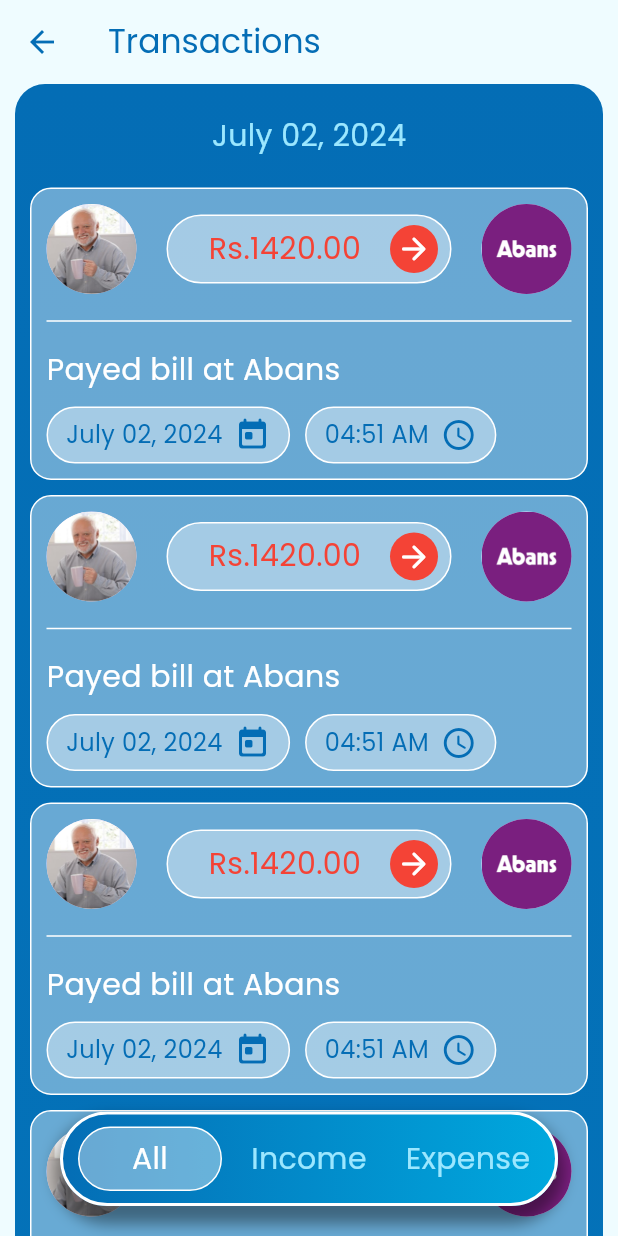
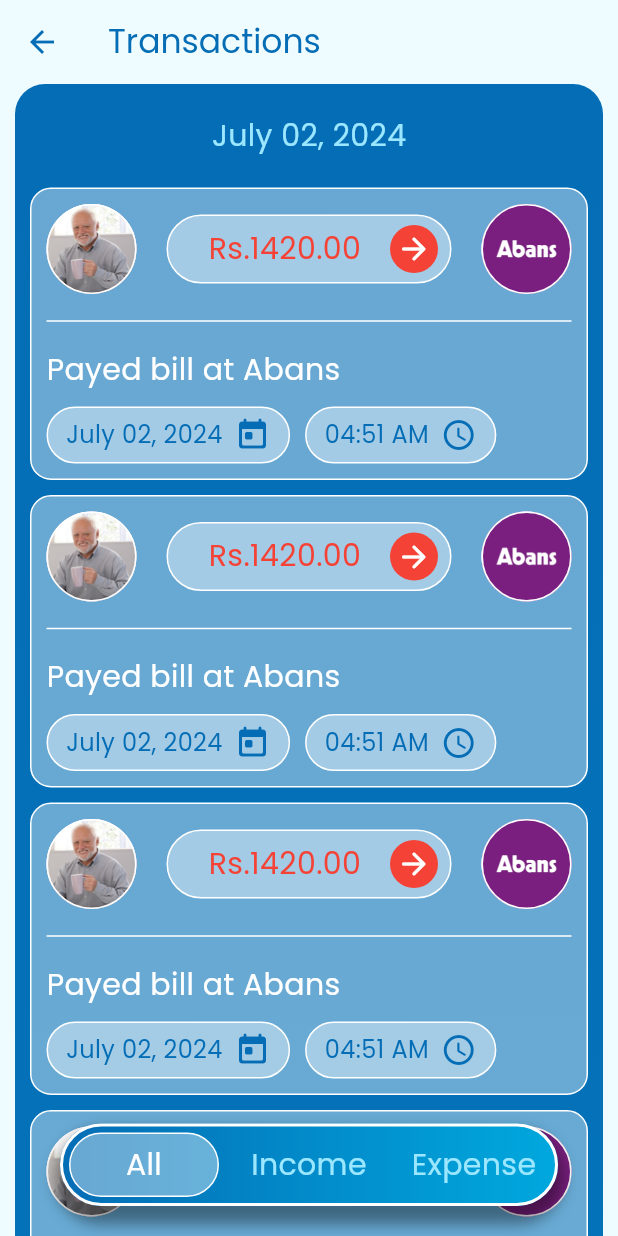
Before and after one commit to kasundularaam/money_wise, a Flutter app: the TransactionsPage screen opened by its route, item 2 of the bottom bar chosen, on a phone screen of 412 x 824 dp. Run offline on Flutter 3.47's test engine with Material 3 defaults, Android fonts, the phone set to English and light mode, and no system bars; drawn by our look-alikes of toastification; our stand-ins replace auto_route, dartz, flutter_bloc, freezed_annotation, get_it, google_fonts and 1 more.

Commit message:
Transactions filter logics done

```diff
--- a/lib/application/load_transactions/load_transactions_cubit.dart
+++ b/lib/application/load_transactions/load_transactions_cubit.dart
@@ -23,7 +23,7 @@
       {TransactionsFilter filter = TransactionsFilter.all}) async {
     emit(LoadTransactionsState.loading(filter));
     final failureOrDayTransactions =
-        await _transactionRepo.getDayTransactions();
+        await _transactionRepo.getDayTransactions(filter: filter);
     if (failureOrDayTransactions.isLeft()) {
       emit(LoadTransactionsState.failed(failureOrDayTransactions.getLeft()));
       return;
--- a/lib/domain/transaction/i_transaction_repo.dart
+++ b/lib/domain/transaction/i_transaction_repo.dart
@@ -1,9 +1,11 @@
 import 'package:dartz/dartz.dart';
+import 'package:money_wise/application/load_transactions/transactions_filter.dart';
 import 'package:money_wise/domain/day_transactions/day_transactions.dart';
 import 'package:money_wise/domain/failure/failure.dart';
 import 'package:money_wise/domain/transaction/transaction.dart';
 
 abstract class ITransactionRepo {
   Future<Either<Failure, List<Transaction>>> getTransactions();
-  Future<Either<Failure, List<DayTransactions>>> getDayTransactions();
+  Future<Either<Failure, List<DayTransactions>>> getDayTransactions(
+      {TransactionsFilter filter = TransactionsFilter.all});
 }
--- /dev/null
+++ b/lib/infrastructure/data/transactions.dart
@@ -0,0 +1,19 @@
+import 'package:money_wise/domain/transaction/transaction.dart';
+
+class Transactions {
+  final List<Transaction> _transactions = [];
+
+  List<Transaction> get transactions => _transactions;
+
+  void addTransaction(List<Transaction> transactions) {
+    final orderedTransactions = _orderByDate(transactions);
+    _transactions.addAll(orderedTransactions);
+  }
+
+  bool get isEmpty => _transactions.isEmpty;
+
+  List<Transaction> _orderByDate(List<Transaction> transactions) {
+    transactions.sort((a, b) => b.dateTime.compareTo(a.dateTime));
+    return transactions;
+  }
+}
--- a/lib/infrastructure/services/core/injectable_modules.dart
+++ b/lib/infrastructure/services/core/injectable_modules.dart
@@ -1,5 +1,6 @@
 import 'package:injectable/injectable.dart';
 import 'package:money_wise/infrastructure/data/brands.dart';
+import 'package:money_wise/infrastructure/data/transactions.dart';
 import 'package:money_wise/infrastructure/data/users.dart';
 
 @module
@@ -9,4 +10,7 @@
 
   @lazySingleton
   Brands get brands => Brands.init();
+
+  @lazySingleton
+  Transactions get transactions => Transactions();
 }
--- a/lib/presentation/screens/transactions/widgets/filter.dart
+++ b/lib/presentation/screens/transactions/widgets/filter.dart
@@ -30,7 +30,7 @@
   Widget build(BuildContext context) {
     final theme = Theme.of(context);
     return Container(
-      padding: const EdgeInsets.symmetric(horizontal: 10, vertical: 8),
+      padding: const EdgeInsets.symmetric(horizontal: 4, vertical: 4),
       decoration: ShapeDecoration(
           shape: const StadiumBorder(
               side: BorderSide(color: Colors.white, width: 2)),
--- a/lib/presentation/screens/transactions/widgets/transaction_card.dart
+++ b/lib/presentation/screens/transactions/widgets/transaction_card.dart
@@ -5,6 +5,7 @@
 import 'package:money_wise/core/extensions/dartz_x.dart';
 import 'package:money_wise/domain/transaction/transaction.dart';
 import 'package:money_wise/domain/user/user.dart';
+import 'package:money_wise/presentation/widgets/profile_avatar.dart';
 import 'package:money_wise/presentation/widgets/space.dart';
 import 'package:money_wise/presentation/widgets/text.dart';
 
@@ -70,10 +71,7 @@
         children: [
           Row(
             children: [
-              CircleAvatar(
-                radius: 30,
-                backgroundImage: AssetImage(leftImage),
-              ),
+              ProfileAvatar(imageUrl: leftImage, radius: 30),
               Expanded(
                 child: Container(
                   padding:
@@ -123,10 +121,7 @@
                   ),
                 ),
               ),
-              CircleAvatar(
-                radius: 30,
-                backgroundImage: AssetImage(rightImage),
-              ),
+              ProfileAvatar(imageUrl: rightImage, radius: 30),
             ],
           ),
           const VGap(gap: 10),
--- /dev/null
+++ b/lib/presentation/widgets/profile_avatar.dart
@@ -0,0 +1,24 @@
+import 'package:flutter/material.dart';
+
+class ProfileAvatar extends StatelessWidget {
+  final String imageUrl;
+  final double radius;
+
+  const ProfileAvatar(
+      {super.key, required this.imageUrl, required this.radius});
+
+  @override
+  Widget build(BuildContext context) {
+    return Material(
+      shape: const CircleBorder(
+        side: BorderSide(
+          color: Colors.white,
+        ),
+      ),
+      child: CircleAvatar(
+        radius: radius,
+        backgroundImage: AssetImage(imageUrl),
+      ),
+    );
+  }
+}
```
Also changed, not shown: lib/infrastructure/repo/transaction_repo.dart (+54 -11 lines), lib/presentation/screens/home/home_page.dart (+2 -11 lines), lib/presentation/screens/login/widgets/login_form.dart (+5 -2 lines), lib/injection.config.dart.
